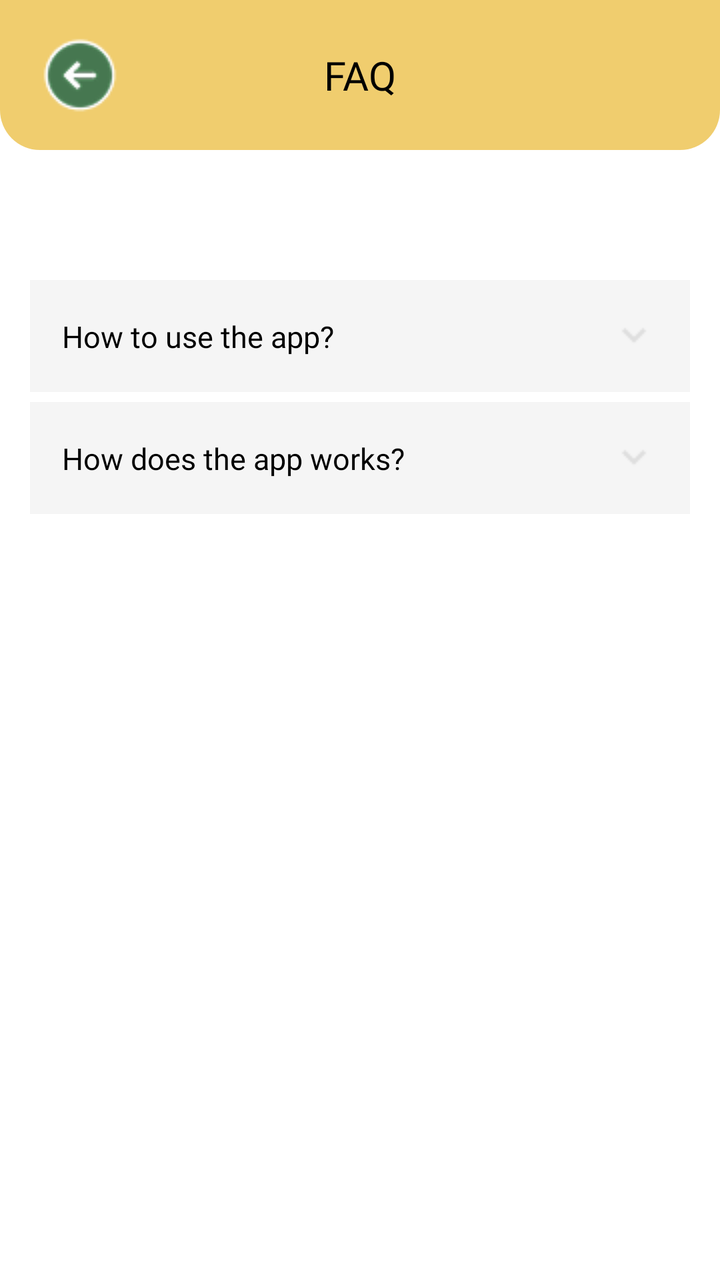
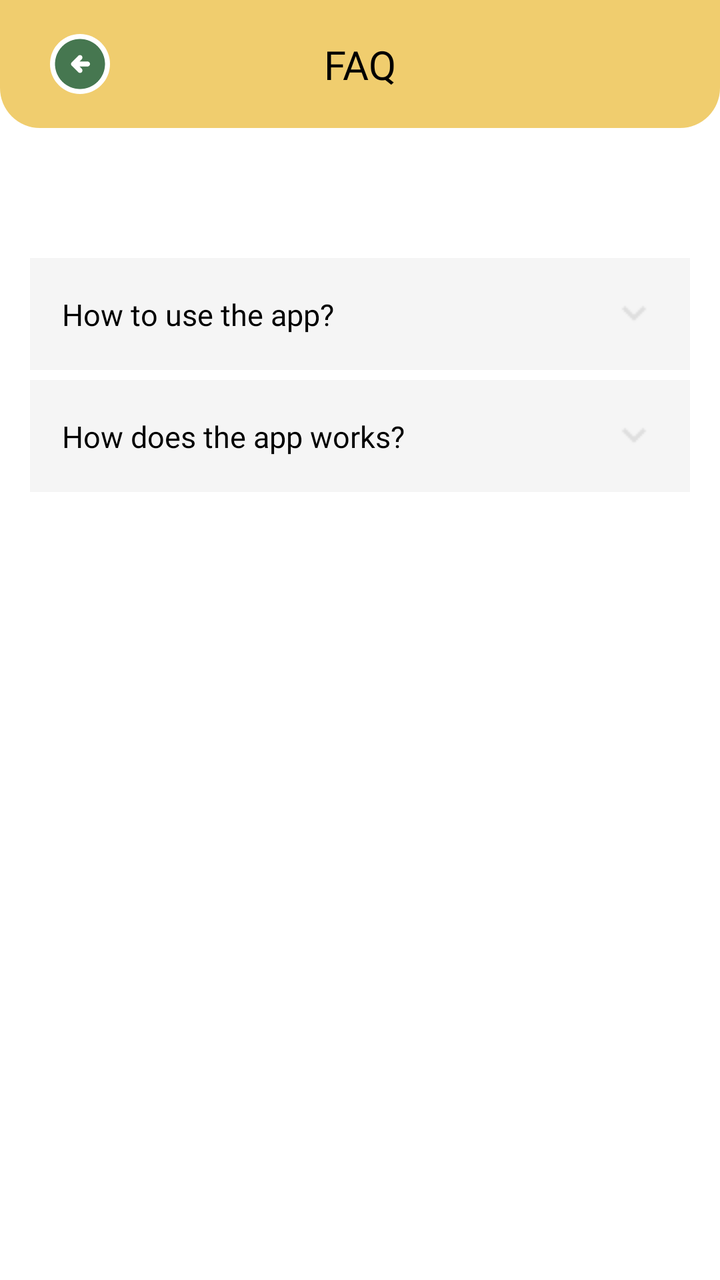

Compare the two renders of this Android layout. The source of the first and the diff that turns it into the second are given below.
<!-- AndroidManifest.xml: application theme Theme.SortItJSON -->
<!-- res/layout/fragment_faq.xml -->
<?xml version="1.0" encoding="utf-8"?>
<ScrollView
    xmlns:android="http://schemas.android.com/apk/res/android"
    xmlns:app="http://schemas.android.com/apk/res-auto"
    android:layout_width="match_parent"
    android:layout_height="match_parent"
    android:fillViewport="true"
    android:background="#FFFFFF">

    
    <LinearLayout
        android:layout_width="match_parent"
        android:layout_height="wrap_content"
        android:orientation="vertical">


        
        <LinearLayout
            android:layout_width="match_parent"
            android:layout_height="wrap_content"
            android:orientation="vertical">

            <androidx.constraintlayout.widget.ConstraintLayout
                android:layout_width="match_parent"
                android:layout_height="wrap_content"
                android:minHeight="75dp"
                android:paddingHorizontal="20dp"
                android:paddingVertical="12dp"
                android:background="@drawable/yellow_header_page">

                
                <ImageButton
                    android:id="@+id/btnBack"
                    android:layout_width="40dp"
                    android:layout_height="40dp"
                    android:background="@android:color/transparent"
                    android:contentDescription="Back"
                    android:padding="8dp"
                    android:src="@drawable/button_green_backward"
                    app:layout_constraintStart_toStartOf="parent"
                    app:layout_constraintTop_toTopOf="parent"
                    app:layout_constraintBottom_toBottomOf="parent"/>

                
                <TextView
                    android:id="@+id/title"
                    android:layout_width="wrap_content"
                    android:layout_height="wrap_content"
                    android:text="FAQ"
                    android:textColor="#000000"
                    android:textSize="20sp"
                    android:fontFamily="@font/montserrat_bold"
                    app:layout_constraintStart_toStartOf="parent"
                    app:layout_constraintEnd_toEndOf="parent"
                    app:layout_constraintTop_toTopOf="parent"
                    app:layout_constraintBottom_toBottomOf="parent"/>

            </androidx.constraintlayout.widget.ConstraintLayout>

            

            <LinearLayout
                android:layout_width="match_parent"
                android:layout_height="wrap_content"
                android:layout_marginTop="50dp"
                android:padding="15dp"
                android:orientation="vertical">

                
                <LinearLayout
                    android:id="@+id/layoutQuestion1"
                    android:layout_width="match_parent"
                    android:layout_height="wrap_content"
                    android:orientation="vertical"
                    android:background="#F5F5F5"
                    android:padding="16dp"
                    android:layout_marginBottom="5dp">

                    
                    <androidx.constraintlayout.widget.ConstraintLayout
                        android:layout_width="match_parent"
                        android:layout_height="wrap_content">

                        <TextView
                            android:id="@+id/tvQuestion1"
                            android:layout_width="0dp"
                            android:layout_height="wrap_content"
                            android:text="How to use the app?"
                            android:textSize="15sp"
                            android:textColor="#000000"
                            android:fontFamily="@font/montserrat_bold"
                            app:layout_constraintStart_toStartOf="parent"
                            app:layout_constraintEnd_toStartOf="@id/arrowIcon1"
                            app:layout_constraintTop_toTopOf="parent"
                            app:layout_constraintBottom_toBottomOf="parent"/>

                        <ImageView
                            android:id="@+id/arrowIcon1"
                            android:layout_width="24dp"
                            android:layout_height="24dp"
                            android:src="@drawable/arrow_down"
                            app:layout_constraintEnd_toEndOf="parent"
                            app:layout_constraintTop_toTopOf="parent"
                            app:layout_constraintBottom_toBottomOf="parent"/>
                    </androidx.constraintlayout.widget.ConstraintLayout>

                    
                    <TextView
                        android:id="@+id/tvAnswer1"
                        android:layout_width="match_parent"
                        android:layout_height="wrap_content"
                        android:justificationMode="inter_word"
                        android:fontFamily="@font/montserrat_regular"
                        android:text="Capture the image of the waste. Let the system analyze the material. Identify the classification. Learn and recycle."
                        android:textSize="15sp"
                        android:textColor="#555555"
                        android:visibility="gone"
                        android:paddingTop="12dp"/>

                </LinearLayout>

                
                
                <LinearLayout
                    android:id="@+id/layoutQuestion2"
                    android:layout_width="match_parent"
                    android:layout_height="wrap_content"
                    android:orientation="vertical"
                    android:background="#F5F5F5"
                    android:padding="16dp"
                    android:layout_marginBottom="5dp">

                    
                    <androidx.constraintlayout.widget.ConstraintLayout
                        android:layout_width="match_parent"
                        android:layout_height="wrap_content">

                        <TextView
                            android:id="@+id/tvQuestion2"
                            android:layout_width="0dp"
                            android:layout_height="wrap_content"
                            android:text="How does the app works?"
                            android:textSize="15sp"
                            android:textColor="#000000"
                            android:fontFamily="@font/montserrat_bold"
                            app:layout_constraintStart_toStartOf="parent"
                            app:layout_constraintEnd_toStartOf="@id/arrowIcon2"
                            app:layout_constraintTop_toTopOf="parent"
                            app:layout_constraintBottom_toBottomOf="parent"/>

                        <ImageView
                            android:id="@+id/arrowIcon2"
                            android:layout_width="24dp"
                            android:layout_height="24dp"
                            android:src="@drawable/arrow_down"
                            app:layout_constraintEnd_toEndOf="parent"
                            app:layout_constraintTop_toTopOf="parent"
                            app:layout_constraintBottom_toBottomOf="parent"/>
                    </androidx.constraintlayout.widget.ConstraintLayout>

                    
                    <TextView
                        android:id="@+id/tvAnswer2"
                        android:layout_width="match_parent"
                        android:layout_height="wrap_content"
                        android:justificationMode="inter_word"
                        android:fontFamily="@font/montserrat_regular"
                        android:text="Capture a photo of any material. The system analyzes the image using AI-based classification. It identifies the type of material (plastic, paper, glass, metal, etc.) and tells you if it’s recyclable. The app also provides recycling tips and disposal guidance."
                        android:textSize="15sp"
                        android:textColor="#555555"
                        android:visibility="gone"
                        android:paddingTop="12dp"/>

                </LinearLayout>

            </LinearLayout>

        </LinearLayout>

    </LinearLayout>
</ScrollView>
<!-- resources referenced by this layout -->
<resources>
  <!-- drawable arrow_down: png bitmap (drawable, 249 bytes) -->
  <!-- drawable button_green_backward: png bitmap (drawable, 2091 bytes) -->
  <!-- drawable yellow_header_page (drawable) -->
  <shape xmlns:android="http://schemas.android.com/apk/res/android">
      <solid android:color="#F0CD6E"/>
  
      <corners
          android:bottomLeftRadius="20dp"
          android:bottomRightRadius="20dp"/>
  </shape>
  <style name="Theme.SortItJSON" parent="Base.Theme.SortItJSON" />
  <style name="Base.Theme.SortItJSON" parent="Theme.Material3.DayNight.NoActionBar">
          
          <item name="colorPrimary">@color/darkgreen</item>
      </style>
  <color name="darkgreen">#467750</color>
</resources>

<!-- the commit's change to res/layout/fragment_faq.xml (unified diff, before → after) -->
@@ -15,15 +15,17 @@
 
 
         
+
         <LinearLayout
             android:layout_width="match_parent"
             android:layout_height="wrap_content"
             android:orientation="vertical">
 
+            
             <androidx.constraintlayout.widget.ConstraintLayout
                 android:layout_width="match_parent"
                 android:layout_height="wrap_content"
-                android:minHeight="75dp"
+                android:minHeight="60dp"
                 android:paddingHorizontal="20dp"
                 android:paddingVertical="12dp"
                 android:background="@drawable/yellow_header_page">
<!-- resource entries referenced after the edit -->
@@ -1,7 +1,19 @@
 <!-- resources referenced by this layout -->
 <resources>
   <!-- drawable arrow_down: png bitmap (drawable, 249 bytes) -->
-  <!-- drawable button_green_backward: png bitmap (drawable, 2091 bytes) -->
+  <!-- drawable button_green_backward (drawable) -->
+  <vector xmlns:android="http://schemas.android.com/apk/res/android"
+      android:width="30dp"
+      android:height="30dp"
+      android:viewportWidth="24"
+      android:viewportHeight="24">
+    <path
+        android:pathData="M24,12C24,18.627 18.627,24 12,24C5.373,24 0,18.627 0,12C0,5.373 5.373,0 12,0C18.627,0 24,5.373 24,12Z"
+        android:fillColor="#ffffff"/>
+    <path
+        android:pathData="M11.8,13H15C15.283,13 15.521,12.904 15.712,12.712C15.904,12.521 16,12.283 16,12C16,11.717 15.904,11.479 15.712,11.288C15.521,11.096 15.283,11 15,11H11.8L12.7,10.1C12.883,9.917 12.975,9.683 12.975,9.4C12.975,9.117 12.883,8.883 12.7,8.7C12.517,8.517 12.283,8.425 12,8.425C11.717,8.425 11.483,8.517 11.3,8.7L8.7,11.3C8.5,11.5 8.4,11.733 8.4,12C8.4,12.267 8.5,12.5 8.7,12.7L11.3,15.3C11.483,15.483 11.717,15.575 12,15.575C12.283,15.575 12.517,15.483 12.7,15.3C12.883,15.117 12.975,14.883 12.975,14.6C12.975,14.317 12.883,14.083 12.7,13.9L11.8,13ZM12,22C10.617,22 9.317,21.737 8.1,21.212C6.883,20.688 5.825,19.975 4.925,19.075C4.025,18.175 3.313,17.117 2.787,15.9C2.263,14.683 2,13.383 2,12C2,10.617 2.263,9.317 2.787,8.1C3.313,6.883 4.025,5.825 4.925,4.925C5.825,4.025 6.883,3.313 8.1,2.787C9.317,2.263 10.617,2 12,2C13.383,2 14.683,2.263 15.9,2.787C17.117,3.313 18.175,4.025 19.075,4.925C19.975,5.825 20.688,6.883 21.212,8.1C21.737,9.317 22,10.617 22,12C22,13.383 21.737,14.683 21.212,15.9C20.688,17.117 19.975,18.175 19.075,19.075C18.175,19.975 17.117,20.688 15.9,21.212C14.683,21.737 13.383,22 12,22Z"
+        android:fillColor="#467750"/>
+  </vector>
   <!-- drawable yellow_header_page (drawable) -->
   <shape xmlns:android="http://schemas.android.com/apk/res/android">
       <solid android:color="#F0CD6E"/>
